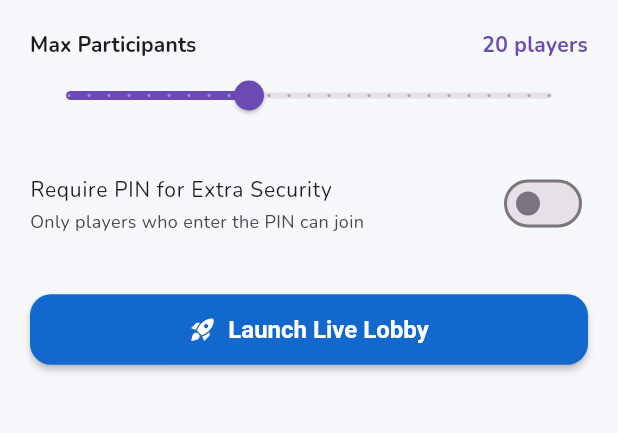
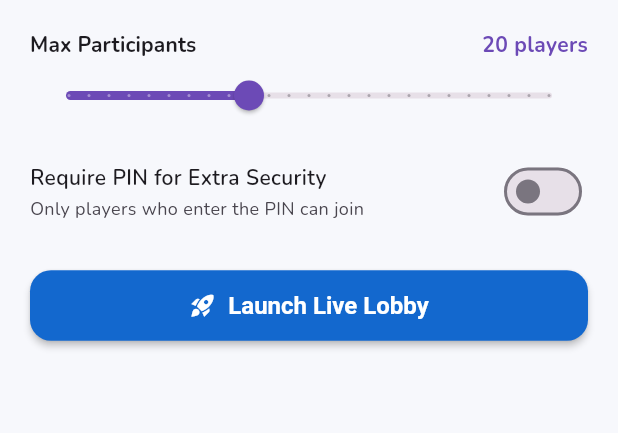
Before and after one commit to exocross-tech/EC-QUIZ, a Flutter app: the CreateContestDialog widget shown alone on an empty page, opened directly, on a phone screen of 412 x 824 dp, the part 353-786 px from its top. Run offline on Flutter 3.47's test engine with Material 3 defaults, Android fonts, the phone set to English and light mode, and no system bars; our stand-ins replace cloud_firestore, firebase_auth, firebase_core, flutter_riverpod, go_router, google_fonts and 2 more; accounts and stored records are empty.

Commit message:
fix(contest): resolve ListTile DecoratedBox background assertion in CreateContestDialog

```diff
--- a/lib/features/contest/presentation/create_contest_dialog.dart
+++ b/lib/features/contest/presentation/create_contest_dialog.dart
@@ -103,12 +103,12 @@ class _CreateContestDialogState extends ConsumerState<CreateContestDialog> {
     final mediaQuery = MediaQuery.of(context);
     final maxHeight = mediaQuery.size.height * 0.90;
 
-    return Container(
-      constraints: BoxConstraints(maxHeight: maxHeight),
-      decoration: BoxDecoration(
+    return Material(
       color: theme.scaffoldBackgroundColor,
       borderRadius: const BorderRadius.vertical(top: Radius.circular(24)),
-      ),
+      clipBehavior: Clip.antiAlias,
+      child: ConstrainedBox(
+        constraints: BoxConstraints(maxHeight: maxHeight),
         child: Column(
         children: [
           // Drag handle
@@ -263,12 +263,39 @@ class _CreateContestDialogState extends ConsumerState<CreateContestDialog> {
                   const SizedBox(height: 12),
 
                   // 3. Optional PIN
-                  SwitchListTile(
-                    title: const Text('Require PIN for Extra Security', style: TextStyle(fontSize: 14)),
-                    subtitle: const Text('Only players who enter the PIN can join', style: TextStyle(fontSize: 12)),
+                  InkWell(
+                    borderRadius: BorderRadius.circular(8),
+                    onTap: () => setState(() => _requirePin = !_requirePin),
+                    child: Padding(
+                      padding: const EdgeInsets.symmetric(vertical: 4),
+                      child: Row(
+                        children: [
+                          Expanded(
+                            child: Column(
+                              crossAxisAlignment: CrossAxisAlignment.start,
+                              children: [
+                                const Text(
+                                  'Require PIN for Extra Security',
+                                  style: TextStyle(fontSize: 14, fontWeight: FontWeight.w600),
+                                ),
+                                const SizedBox(height: 2),
+                                Text(
+                                  'Only players who enter the PIN can join',
+                                  style: TextStyle(
+                                    fontSize: 12,
+                                    color: theme.colorScheme.onSurfaceVariant,
+                                  ),
+                                ),
+                              ],
+                            ),
+                          ),
+                          Switch(
                             value: _requirePin,
-                    contentPadding: EdgeInsets.zero,
                             onChanged: (val) => setState(() => _requirePin = val),
+                          ),
+                        ],
+                      ),
+                    ),
                   ),
 
                   if (_requirePin) ...[
@@ -314,6 +341,7 @@ class _CreateContestDialogState extends ConsumerState<CreateContestDialog> {
           ),
         ],
       ),
+    ),
   );
 }
 }
```
Lines whose indentation alone changed are shown as unchanged.
